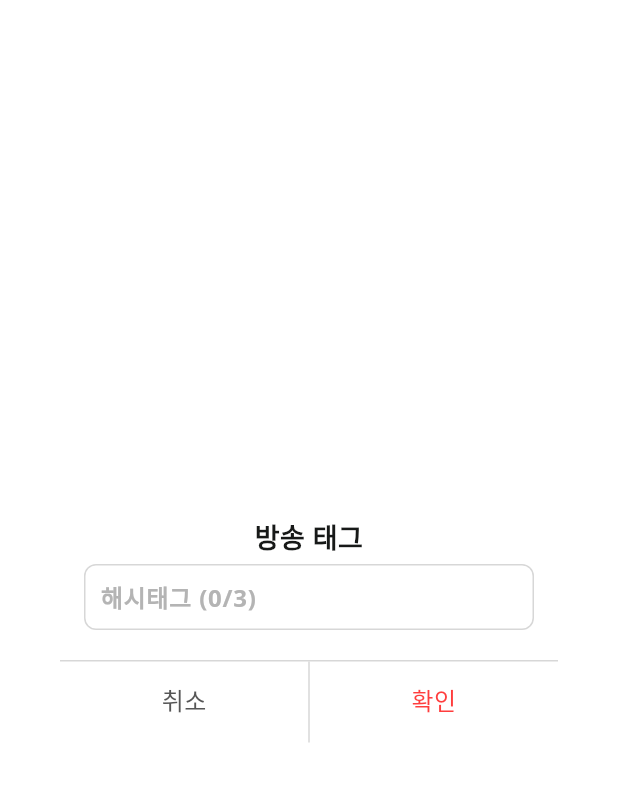
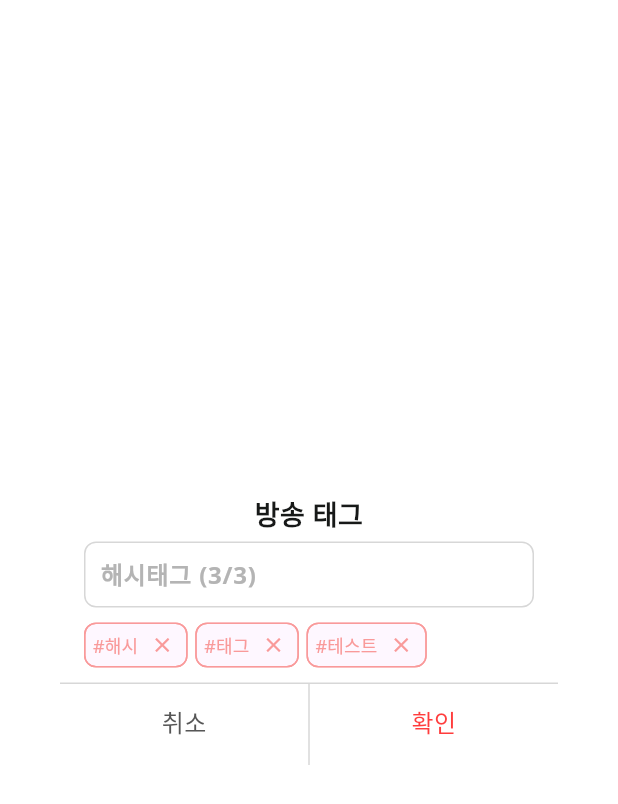
Before and after one commit to green-laviu/laviu-flutter, a Flutter app: the LiveStreamTagDialog widget shown alone on an empty page, opened directly, on a phone screen of 412 x 824 dp. Shown: the top 804 px of the screen. Run offline on Flutter 3.47's test engine with Material 3 defaults, Android fonts, the phone set to English and light mode, and no system bars; our stand-ins replace dio, flutter_dotenv, flutter_riverpod, flutter_secure_storage, flutter_svg, google_fonts and 1 more; accounts and stored records are empty.

Commit message:
해시태그 진짜 오나료

```diff
--- a/lib/ui/pages/live/stream_page/widgets/live_stream_tag_dialog.dart
+++ b/lib/ui/pages/live/stream_page/widgets/live_stream_tag_dialog.dart
@@ -10,7 +10,7 @@ class LiveStreamTagDialog extends StatefulWidget {
 
   const LiveStreamTagDialog({
     super.key,
-    this.initialTags = const [],
+    this.initialTags = const ['해시', '태그', '테스트'],
   });
 
   @override
@@ -121,7 +121,7 @@ class _LiveStreamTagDialogState extends State<LiveStreamTagDialog> {
                 }
               },
               textInputAction: TextInputAction.done,
-              cursorColor: MColors.white,
+              cursorColor: MColors.textNeutral,
               decoration: InputDecoration(
                 hintText: '해시태그 (${_savedTagList.length}/3)',
                 hintStyle: TextStyle(
```
